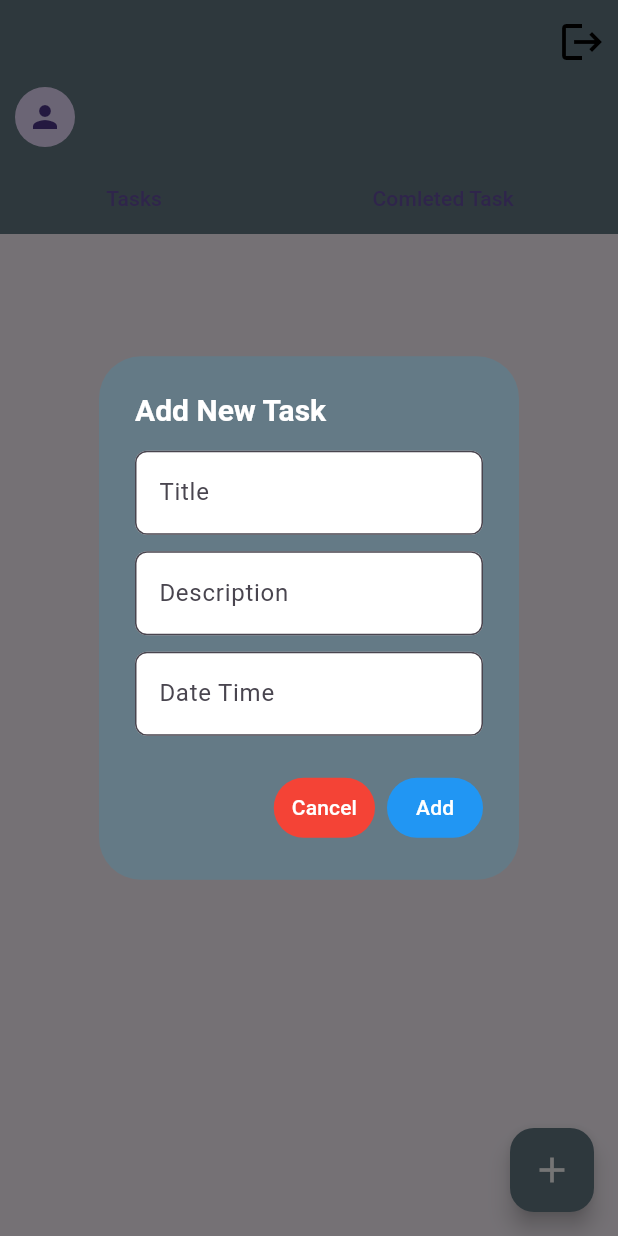
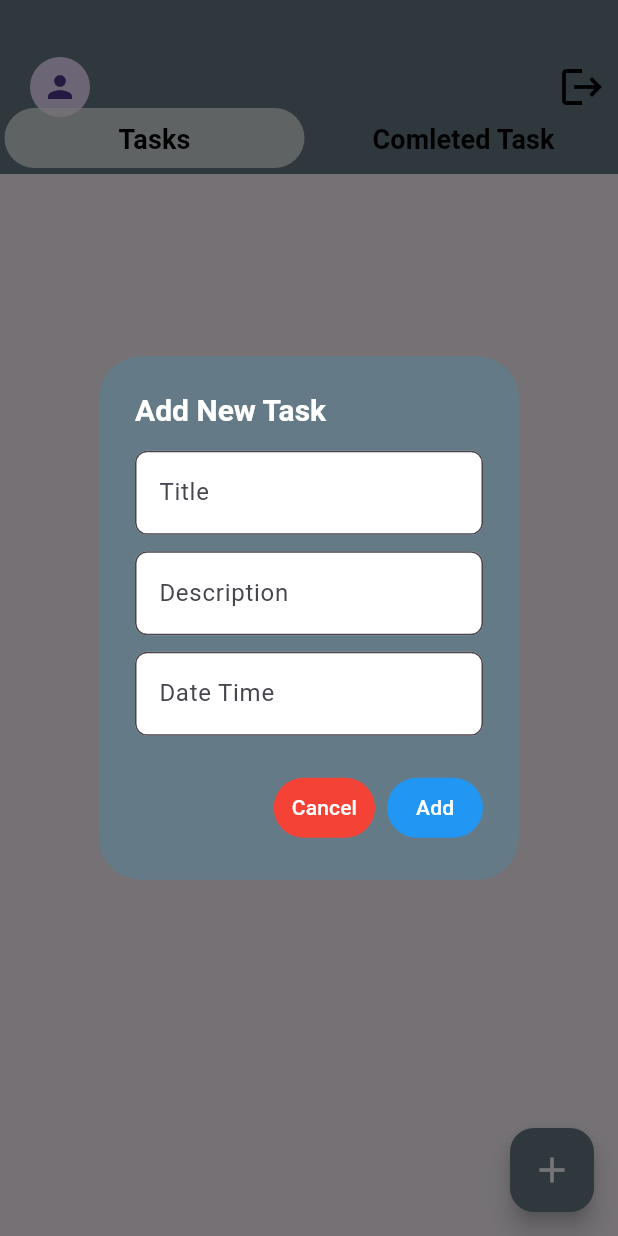
Before and after one commit to kashpour/TaskManagmentBloc, a Flutter app: the HomeView screen opened directly, after a tap on the "add" icon, on a phone screen of 412 x 824 dp. Run offline on Flutter 3.47's test engine with Material 3 defaults, Android fonts, the phone set to English and light mode, and no system bars; our stand-ins replace bloc, cloud_firestore, firebase_auth, firebase_core, flutter_bloc; accounts and stored records are empty.

Commit message:
last ui touches commit

```diff
--- a/lib/data/repositories/task_repo.dart
+++ b/lib/data/repositories/task_repo.dart
@@ -13,8 +13,6 @@ abstract class TaskRepo {
 class DevTaskRepo implements TaskRepo {
   final FirebaseFirestore _firestore = FirebaseFirestore.instance;
   AuthRepo authRepo = DevAuthRepo();
-
-
   @override
   void addTask(TaskModel task) async {
     final String taskColectionName = authRepo.getUserInfo().email!;
--- a/lib/features/auth/view/login/login_view.dart
+++ b/lib/features/auth/view/login/login_view.dart
@@ -19,10 +19,10 @@ class LoginView extends StatelessWidget {
     return BlocListener<AuthBloc, AuthState>(
       listener: (context, state) {
         if (state is AuthNavigateToSignupState) {
-          Navigator.push(
+          Navigator.pushReplacement(
               context, MaterialPageRoute(builder: (context) => SignupView()));
         } else if (state is AuthLoginState) {
-          Navigator.push(
+          Navigator.pushReplacement(
               context,
               MaterialPageRoute(
                 builder: (context) => HomeView(),
--- a/lib/features/home/bloc/task_bloc.dart
+++ b/lib/features/home/bloc/task_bloc.dart
@@ -15,15 +15,15 @@ class TaskBloc extends Bloc<TaskEvent, TaskState> {
   final TaskRepo taskRepo;
   TaskBloc({required this.authRepo, required this.taskRepo})
       : super(TaskInitial()) {
-    on<TaskLogOutButtonPressedEvent>(_taskLogOutButtonPressedEvent);
+    on<TaskFetchTasksEvent>(_taskFetchTasksEvent);
+    on<TaskAddNewTaskEvent>(_taskAddNewTaskEvent);
+    on<TaskUpdatedTaskEvent>(_taskUpdatedTaskEvent);
+
     on<TaskAddNewTaskButtonPressedEvent>(_taskAddNewTaskButtonPressedEvent);
-    on<TaskAddNewTaskEvent>(_taskAddNewTaskEvent);
-    on<TaskFetchTasksEvent>(_taskFetchTasksEvent);
     on<TaskDeleteTaskButtonPressedEvent>(_taskDeleteTaskButtonPressedEvent);
     on<TaskUpdateTaskButtonPressedEvent>(_taskUpdateTaskButtonPressedEvent);
-    on<TaskUpdatedTaskEvent>(_taskUpdatedTaskEvent);
     on<TaskCompletedButtonPressedEvent>(_taskCompletedButtonPressedEvent);
-    on<TaskFetchComletedTasksEvent>(_taskFetchComletedTasksEvent);
+    on<TaskLogOutButtonPressedEvent>(_taskLogOutButtonPressedEvent);
   }
 
   FutureOr<void> _taskLogOutButtonPressedEvent(
@@ -38,9 +38,41 @@ class TaskBloc extends Bloc<TaskEvent, TaskState> {
     }
   }
 
+  FutureOr<void> _taskFetchTasksEvent(
+      TaskFetchTasksEvent event, Emitter<TaskState> emit) async {
+    try {
+      final taskStream = taskRepo.loadTask().map((snapshot) {
+        final tasks =
+            snapshot.docs.map((doc) => TaskModel.fromJson(doc, doc.id)).where(
+          (element) {
+            return element.isCompleted == event.isTaskCompleteEvent;
+          },
+        ).toList();
+        return TaskLoadedSuccessState(
+            taskModel: tasks,
+            email: authRepo.getUserInfo().email!,
+            userName: authRepo.getUserInfo().username!,
+            isTaskComplete: event.isTaskCompleteEvent);
+      });
+      await emit.forEach(taskStream, onData: (state) => state);
+    } catch (e) {
+      emit(TaskFailureSate(failureMessage: e.toString()));
+    }
+  }
+
   FutureOr<void> _taskAddNewTaskButtonPressedEvent(
       TaskAddNewTaskButtonPressedEvent event, Emitter<TaskState> emit) {
     emit(TaskAddNewTaskDialogState());
+  }
+
+  FutureOr<void> _taskDeleteTaskButtonPressedEvent(
+      TaskDeleteTaskButtonPressedEvent event, Emitter<TaskState> emit) {
+    taskRepo.deleteTask(event.taskID);
+  }
+
+  FutureOr<void> _taskUpdateTaskButtonPressedEvent(
+      TaskUpdateTaskButtonPressedEvent event, Emitter<TaskState> emit) {
+    emit(TaskUpdateTaskDialogState(task: event.task));
   }
 
   FutureOr<void> _taskAddNewTaskEvent(
@@ -53,37 +85,6 @@ class TaskBloc extends Bloc<TaskEvent, TaskState> {
     );
     taskRepo.addTask(newTask);
     emit(TaskAddNewTaskState());
-  }
-
-  FutureOr<void> _taskFetchTasksEvent(
-      TaskFetchTasksEvent event, Emitter<TaskState> emit) async {
-    try {
-      final taskStream = taskRepo.loadTask().map((snapshot) {
-        final tasks =
-            snapshot.docs.map((doc) => TaskModel.fromJson(doc, doc.id)).where(
-          (element) {
-            return element.isCompleted != true;
-          },
-        ).toList();
-        return TaskLoadedSuccessState(
-            taskModel: tasks,
-            email: authRepo.getUserInfo().email!,
-            userName: authRepo.getUserInfo().username!);
-      });
-      await emit.forEach(taskStream, onData: (state) => state);
-    } catch (e) {
-      emit(TaskFailureSate(failureMessage: e.toString()));
-    }
-  }
-
-  FutureOr<void> _taskDeleteTaskButtonPressedEvent(
-      TaskDeleteTaskButtonPressedEvent event, Emitter<TaskState> emit) {
-    taskRepo.deleteTask(event.taskID);
-  }
-
-  FutureOr<void> _taskUpdateTaskButtonPressedEvent(
-      TaskUpdateTaskButtonPressedEvent event, Emitter<TaskState> emit) {
-    emit(TaskUpdateTaskDialogState(task: event.task));
   }
 
   FutureOr<void> _taskUpdatedTaskEvent(
@@ -101,25 +102,4 @@ class TaskBloc extends Bloc<TaskEvent, TaskState> {
     taskRepo.updateTask(event.task, event.task.id);
     emit(TaskUpdateTaskState());
   }
-
-  FutureOr<void> _taskFetchComletedTasksEvent(
-      TaskFetchComletedTasksEvent event, Emitter<TaskState> emit) async {
-    try {
-      final taskStream = taskRepo.loadTask().map((snapshot) {
-        final tasks =
-            snapshot.docs.map((doc) => TaskModel.fromJson(doc, doc.id)).where(
-          (element) {
-            return element.isCompleted == true;
-          },
-        ).toList();
-        return TaskLoadedSuccessState(
-            taskModel: tasks,
-            email: authRepo.getUserInfo().email!,
-            userName: authRepo.getUserInfo().username!);
-      });
-      await emit.forEach(taskStream, onData: (state) => state);
-    } catch (e) {
-      emit(TaskFailureSate(failureMessage: e.toString()));
-    }
-  }
 }
--- a/lib/features/home/bloc/task_event.dart
+++ b/lib/features/home/bloc/task_event.dart
@@ -27,6 +27,7 @@ final class TaskCompletedButtonPressedEvent extends TaskEvent {
 
   TaskCompletedButtonPressedEvent({required this.task});
 }
+
 final class TaskAddNewTaskEvent extends TaskEvent {
   final String title;
   final String description;
@@ -40,9 +41,13 @@ final class TaskAddNewTaskEvent extends TaskEvent {
       required this.isCompleted});
 }
 
-final class TaskFetchTasksEvent extends TaskEvent {}
+final class TaskFetchTasksEvent extends TaskEvent {
+  final bool isTaskCompleteEvent;
 
-final class TaskFetchComletedTasksEvent extends TaskEvent{}
+  TaskFetchTasksEvent({required this.isTaskCompleteEvent});
+}
+
+final class TaskFetchComletedTasksEvent extends TaskEvent {}
 
 final class TaskUpdatedTaskEvent extends TaskEvent {
   final TaskModel task;
--- a/lib/features/home/bloc/task_state.dart
+++ b/lib/features/home/bloc/task_state.dart
@@ -9,9 +9,13 @@ final class TaskLoadedSuccessState extends TaskState {
   final List<TaskModel> taskModel;
   final String email;
   final String userName;
+  final bool isTaskComplete;
 
   TaskLoadedSuccessState(
-      {required this.taskModel, required this.email, required this.userName});
+      {required this.taskModel,
+      required this.email,
+      required this.userName,
+      required this.isTaskComplete});
 }
 
 final class TaskFailureSate extends TaskState {
@@ -24,6 +28,8 @@ final class UserLogOutState extends TaskState {}
 
 final class TaskAddNewTaskState extends TaskState {}
 
+final class TaskUpdateTaskState extends TaskState {}
+
 final class TaskAddNewTaskDialogState extends TaskState {}
 
 final class TaskUpdateTaskDialogState extends TaskState {
@@ -31,5 +37,3 @@ final class TaskUpdateTaskDialogState extends TaskState {
 
   TaskUpdateTaskDialogState({required this.task});
 }
-
-final class TaskUpdateTaskState extends TaskState {}
--- a/lib/features/home/view/home_view.dart
+++ b/lib/features/home/view/home_view.dart
@@ -18,7 +18,9 @@ class HomeView extends StatelessWidget {
 
   @override
   Widget build(BuildContext context) {
-    context.read<TaskBloc>().add(TaskFetchTasksEvent());
+    context
+        .read<TaskBloc>()
+        .add(TaskFetchTasksEvent(isTaskCompleteEvent: false));
 
     return BlocListener<TaskBloc, TaskState>(
       listener: (context, state) {
@@ -33,10 +35,14 @@ class HomeView extends StatelessWidget {
           txtDescription.clear();
           txtDateTime.clear();
         } else if (state is TaskAddNewTaskDialogState) {
-          context.read<TaskBloc>().add(TaskFetchTasksEvent());
+          context
+              .read<TaskBloc>()
+              .add(TaskFetchTasksEvent(isTaskCompleteEvent: false));
           customShowDialog(context, true, '');
         } else if (state is TaskUpdateTaskDialogState) {
-          context.read<TaskBloc>().add(TaskFetchTasksEvent());
+          context
+              .read<TaskBloc>()
+              .add(TaskFetchTasksEvent(isTaskCompleteEvent: false));
           txtTitle.text = state.task.title;
           txtDescription.text = state.task.description;
           txtDateTime.text = state.task.dateTime;
@@ -55,23 +61,17 @@ class HomeView extends StatelessWidget {
           child: const Icon(Icons.add, size: 28.0, color: Colors.white),
         ),
         appBar: AppBar(
-          actions: [
-            IconButton(
-              onPressed: () =>
-                  context.read<TaskBloc>().add(TaskLogOutButtonPressedEvent()),
-              icon: const Icon(Icons.logout, size: 32.0, color: Colors.black),
-            )
-          ],
           automaticallyImplyLeading: false,
           flexibleSpace: Container(
             decoration: const BoxDecoration(color: mainColor),
-            child: SafeArea(
             child: Row(
-                mainAxisAlignment: MainAxisAlignment.start,
+              mainAxisAlignment: MainAxisAlignment.spaceBetween,
               children: [
-                  const SizedBox(width: 10.0),
+                Row(
+                  children: [
+                    const SizedBox(width: 20),
                     const CircleAvatar(child: Icon(Icons.person)),
-                  const SizedBox(width: 20.0),
+                    const SizedBox(width: 10),
                     BlocBuilder<TaskBloc, TaskState>(
                       builder: (context, state) {
                         String email = '';
@@ -81,6 +81,7 @@ class HomeView extends StatelessWidget {
                           userName = state.userName;
                         }
                         return Column(
+                          mainAxisAlignment: MainAxisAlignment.center,
                           crossAxisAlignment: CrossAxisAlignment.start,
                           children: [
                             Text(
@@ -99,26 +100,60 @@ class HomeView extends StatelessWidget {
                     ),
                   ],
                 ),
+                IconButton(
+                  onPressed: () => context
+                      .read<TaskBloc>()
+                      .add(TaskLogOutButtonPressedEvent()),
+                  icon:
+                      const Icon(Icons.logout, size: 32.0, color: Colors.black),
+                )
+              ],
             ),
           ),
           bottom: PreferredSize(
-              preferredSize: const Size(100, 100),
-              child: Row(
+              preferredSize: const Size(60, 60),
+              child: BlocBuilder<TaskBloc, TaskState>(
+                builder: (context, state) {
+                  bool isTaskComplete = false;
+                  if (state is TaskLoadedSuccessState) {
+                    isTaskComplete = state.isTaskComplete;
+                  }
+                  return Row(
                     mainAxisAlignment: MainAxisAlignment.spaceAround,
                     children: [
                       TextButton(
+                          style: TextButton.styleFrom(
+                              backgroundColor:
+                                  isTaskComplete ? mainColor : whiteColor,
+                              fixedSize: const Size(200, 20)),
                           onPressed: () {
-                        context.read<TaskBloc>().add(TaskFetchTasksEvent());
+                            context.read<TaskBloc>().add(TaskFetchTasksEvent(
+                                isTaskCompleteEvent: false));
                           },
-                      child: const Text('Tasks')),
+                          child: const Text(
+                            'Tasks',
+                            style: TextStyle(
+                                color: Colors.black,
+                                fontWeight: FontWeight.bold,
+                                fontSize: 18.0),
+                          )),
                       TextButton(
+                          style: TextButton.styleFrom(
+                              backgroundColor:
+                                  !isTaskComplete ? mainColor : whiteColor,
+                              fixedSize: const Size(200, 20)),
                           onPressed: () {
-                        context
-                            .read<TaskBloc>()
-                            .add(TaskFetchComletedTasksEvent());
+                            context.read<TaskBloc>().add(
+                                TaskFetchTasksEvent(isTaskCompleteEvent: true));
                           },
-                      child: const Text('Comleted Task')),
+                          child: const Text('Comleted Task',
+                              style: TextStyle(
+                                  color: Colors.black,
+                                  fontWeight: FontWeight.bold,
+                                  fontSize: 18.0))),
                     ],
+                  );
+                },
               )),
         ),
         body: BlocBuilder<TaskBloc, TaskState>(
@@ -129,6 +164,7 @@ class HomeView extends StatelessWidget {
                   itemBuilder: (context, index) {
                     return CustomTaskWidget(
                       task: state.taskModel[index],
+                      isTaskComplete: state.isTaskComplete,
                     );
                   });
             } else if (state is TaskFailureSate) {
--- a/lib/main.dart
+++ b/lib/main.dart
@@ -1,6 +1,7 @@
 import 'package:firebase_core/firebase_core.dart';
 import 'package:flutter/material.dart';
 import 'package:flutter_bloc/flutter_bloc.dart';
+import 'package:task_managment_bloc/resources/app_bloc_observer.dart';
 import 'data/repositories/auth_repo.dart';
 import 'data/repositories/task_repo.dart';
 import 'features/auth/bloc/auth_bloc.dart';
@@ -11,7 +12,7 @@ import 'features/home/bloc/task_bloc.dart';
 void main() async {
   WidgetsFlutterBinding.ensureInitialized();
   await Firebase.initializeApp();
-
+  Bloc.observer = AppBlocObserver();
   runApp(const MyApp());
 }
 
```
Also changed, not shown: lib/features/auth/view/auth_view.dart (+11 -3 lines), lib/features/home/view/widgets/custom_task_widget.dart (+19 -18 lines), lib/resources/app_bloc_observer.dart (added, +9 -0 lines). Lines whose indentation alone changed are shown as unchanged.
